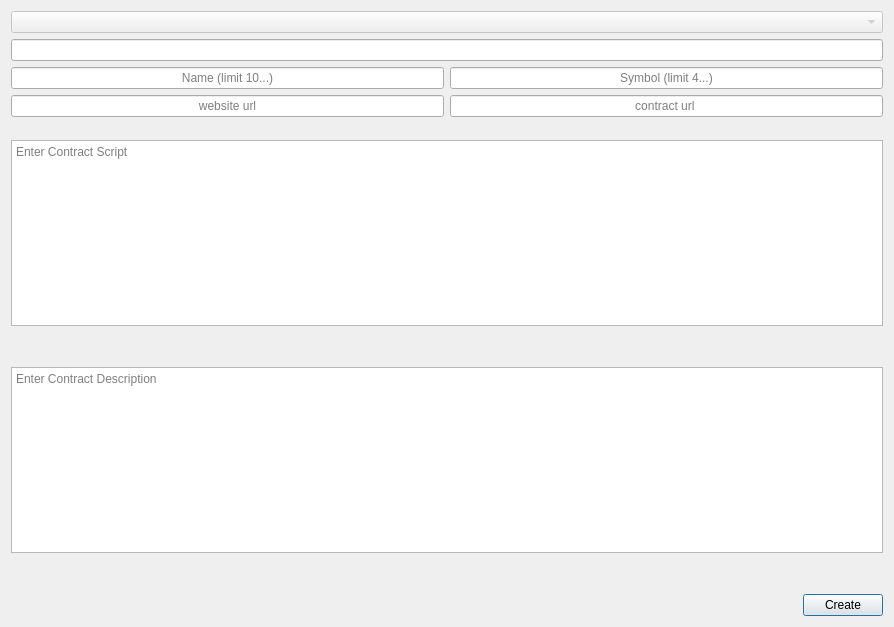
Crowndev/crown, file src/qt/forms/newcontractpage.ui: the form before one commit.
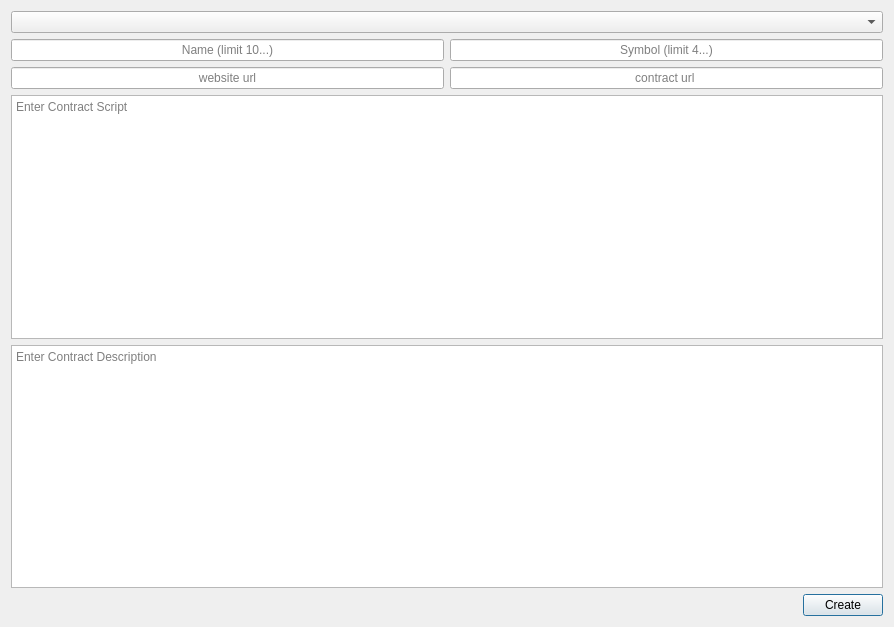
The form after the commit.

Diff of the .ui file:
```diff
--- a/src/qt/forms/newcontractpage.ui
+++ b/src/qt/forms/newcontractpage.ui
@@ -21,13 +21,19 @@
        <item>
         <widget class="QComboBox" name="addresscomboBox">
          <property name="enabled">
-          <bool>false</bool>
+          <bool>true</bool>
+         </property>
+         <property name="maxVisibleItems">
+          <number>6</number>
+         </property>
+         <property name="placeholderText">
+          <string>Select Address</string>
+         </property>
+         <property name="modelColumn">
+          <number>0</number>
          </property>
         </widget>
        </item>
-       <item>
-        <widget class="QLineEdit" name="addresslineEdit"/>
-       </item>
        <item>
         <layout class="QHBoxLayout" name="horizontalLayout">
          <item>
@@ -81,19 +87,6 @@
        </item>
       </layout>
      </item>
-     <item>
-      <spacer name="verticalSpacer_2">
-       <property name="orientation">
-        <enum>Qt::Vertical</enum>
-       </property>
-       <property name="sizeHint" stdset="0">
-        <size>
-         <width>20</width>
-         <height>40</height>
-        </size>
-       </property>
-      </spacer>
-     </item>
      <item>
       <layout class="QVBoxLayout" name="verticalLayout_2">
        <item>
@@ -103,19 +96,6 @@
          </property>
         </widget>
        </item>
-       <item>
-        <spacer name="verticalSpacer">
-         <property name="orientation">
-          <enum>Qt::Vertical</enum>
-         </property>
-         <property name="sizeHint" stdset="0">
-          <size>
-           <width>20</width>
-           <height>40</height>
-          </size>
-         </property>
-        </spacer>
-       </item>
        <item>
         <widget class="QTextEdit" name="contractDescription">
          <property name="placeholderText">
@@ -123,19 +103,6 @@
          </property>
         </widget>
        </item>
-       <item>
-        <spacer name="verticalSpacer_3">
-         <property name="orientation">
-          <enum>Qt::Vertical</enum>
-         </property>
-         <property name="sizeHint" stdset="0">
-          <size>
-           <width>20</width>
-           <height>40</height>
-          </size>
-         </property>
-        </spacer>
-       </item>
       </layout>
      </item>
      <item>
```
